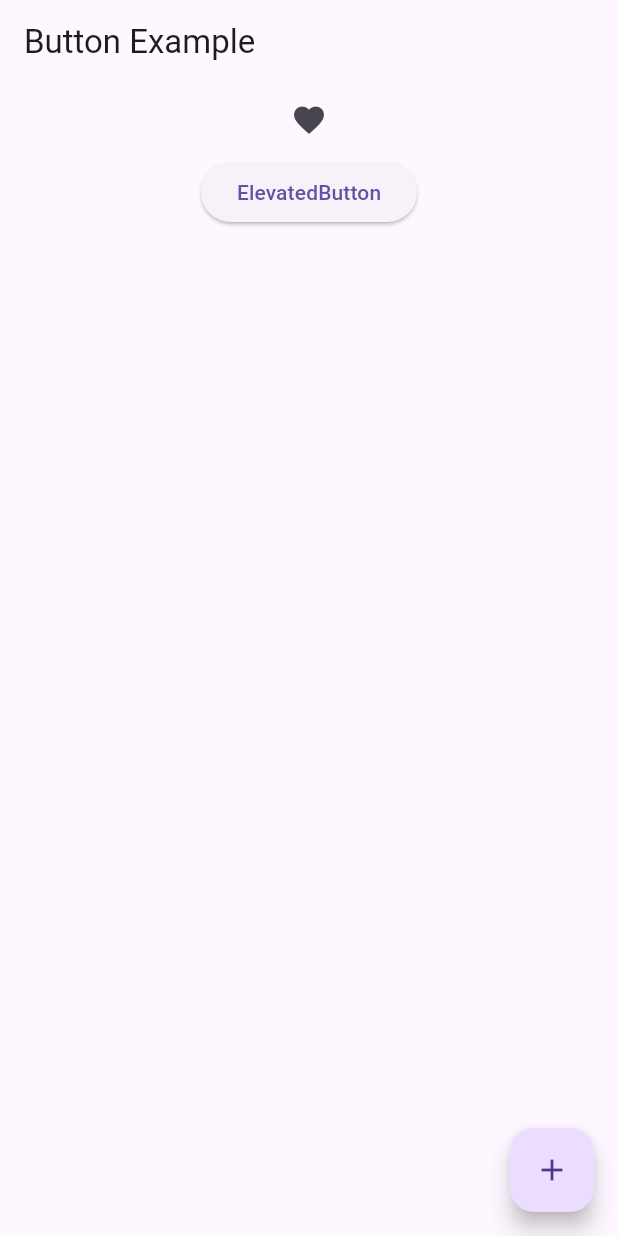
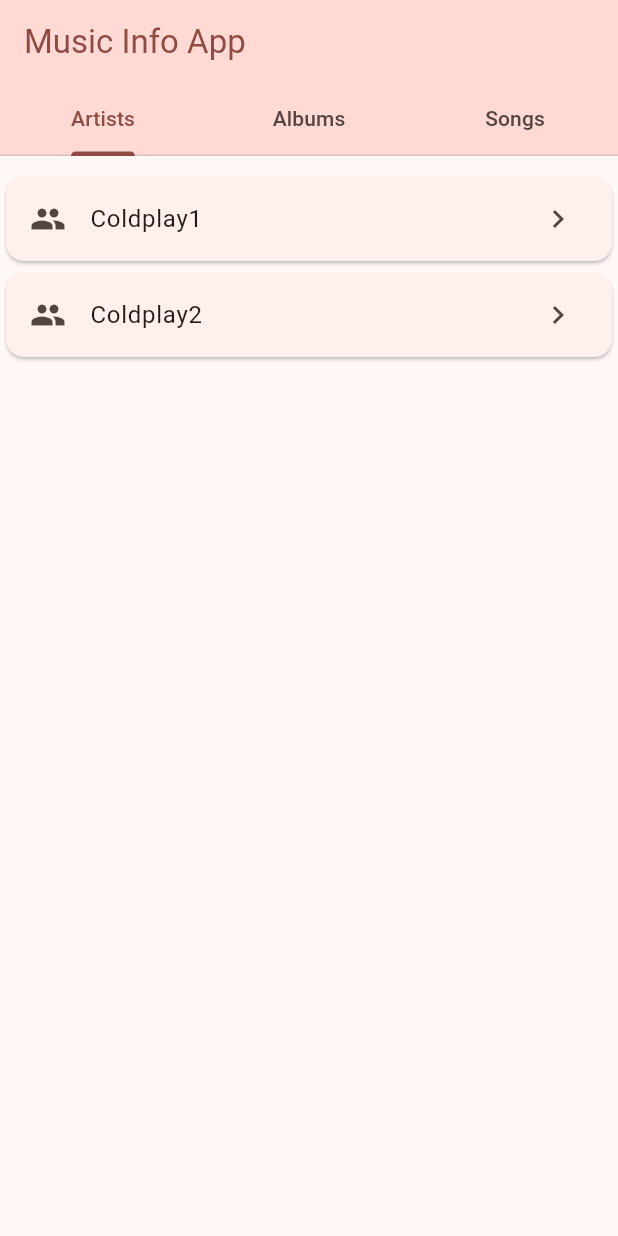
Before and after one commit to Chujer/WebStudy, a Flutter app: the screen it shows after launch, on a phone screen of 412 x 824 dp. Run offline on Flutter 3.47's test engine with Material 3 defaults, Android fonts, the light colour scheme and no system bars.

Commit message:
2025.12.02 : MusicInfo 화면구성 예제

```diff
--- a/Flutter/lib/main.dart
+++ b/Flutter/lib/main.dart
@@ -10,30 +10,111 @@
   @override
   Widget build(BuildContext context) {
     return MaterialApp(
-      home: Scaffold(
-        appBar: AppBar(title: Text('Button Example'),),
-        body: Center(
-          child: Column(
-            children: [
-              IconButton(
-                onPressed: (){
-                  print('IconButton');
-                },
-                icon: Icon(Icons.favorite),
-              ),
-              ElevatedButton(
-                  onPressed: (){
-                print('ElevateButton');
-              },
-                  child: Text('ElevatedButton')),
-            ],
-          ),
+      debugShowCheckedModeBanner: false,
+      theme: ThemeData(
+        useMaterial3: true,
+        colorScheme: ColorScheme.fromSeed(seedColor: Colors.red)
+      ),
+      home: MyHomePage(),
+    );
+  }
+}
+
+class MyHomePage extends StatefulWidget {
+  const MyHomePage({super.key});
+
+  @override
+  State<MyHomePage> createState() => _MyHomePageState();
+}
+
+class _MyHomePageState extends State<MyHomePage> with SingleTickerProviderStateMixin {
+  late TabController _controller;
+
+  @override
+  void initState() {
+    // TODO: implement initState
+    super.initState();
+    _controller = TabController(length: 3, vsync: this);
+  }
+
+  @override
+  void dispose() {
+    // TODO: implement dispose
+    _controller.dispose();
+    super.dispose();
+  }
+
+  @override
+  Widget build(BuildContext context) {
+    return Scaffold(
+      appBar: AppBar(
+        title: Text('Music Info App',
+          style: TextStyle(color: Theme
+              .of(context)
+              .colorScheme
+              .primary),
         ),
-        floatingActionButton: FloatingActionButton(
-          onPressed: (){
-            print('FloatingActionButton');
-          },
-          child: Icon(Icons.add),
+        bottom: TabBar(
+          controller: _controller,
+          tabs: [
+            Tab(text: 'Artists',),
+            Tab(text: 'Albums',),
+            Tab(text: 'Songs',),
+          ],
+        ),
+        backgroundColor: Theme.of(context).colorScheme.primaryContainer,
+      ),
+      body: Padding(
+        padding: EdgeInsets.symmetric(vertical: 10),
+        child: TabBarView(
+          controller: _controller,
+          children: [
+            TabContent(
+              title : 'Altist',
+              items : [
+                ContentItem(
+                    name : 'Coldplay1',
+                    icon:Icons.group,
+                    description : 'ColdPlay is a British rock band that was formed in London in 1996'
+                ),
+                ContentItem(
+                    name : 'Coldplay2',
+                    icon:Icons.group,
+                    description : 'ColdPlay is a British rock band that was formed in London in 1996'
+                ),
+              ],
+            ),
+            TabContent(
+              title : 'Album',
+              items : [
+                ContentItem(
+                    name : 'Parachutes1',
+                    icon:Icons.album,
+                    description : 'Parachutes is the debut studio album by British rock band'
+                ),
+                ContentItem(
+                    name : 'Parachutes2',
+                    icon:Icons.album,
+                    description : 'Parachutes is the debut studio album by British rock band'
+                ),
+              ],
+            ),
+            TabContent(
+              title : 'Song',
+              items : [
+                ContentItem(
+                    name : 'Yellow1',
+                    icon:Icons.music_note,
+                    description : 'Yellow is a song by British rock band Coldplay.'
+                ),
+                ContentItem(
+                    name : 'Yellow2',
+                    icon:Icons.music_note,
+                    description : 'Yellow is a song by British rock band Coldplay.'
+                ),
+              ],
+            ),
+          ],
         ),
       ),
     );
@@ -41,96 +122,38 @@
 }
 
 
-// class MyApp extends StatelessWidget {
-//   const MyApp({super.key});
-//
-//   @override
-//   Widget build(BuildContext context) {
-//     return MaterialApp(home: MyHomePage(),);
-//   }
-// }
-//
-// class MyHomePage extends StatefulWidget {
-//   const MyHomePage({super.key});
-//
-//   @override
-//   State<MyHomePage> createState() => _MyHomePageState();
-// }
-//
-// class _MyHomePageState extends State<MyHomePage> {
-//   @override
-//   double _top = 0;
-//   String _dragStatus = 'Drag the text verticall';
-//
-//   void _onVerticalDragStart(DragStartDetails details){
-//     setState(() {
-//       _dragStatus = 'Vertical drag started';
-//       _top = details.globalPosition.dy;
-//     });
-//   }
-//   void _onVerticalDragUpdate(DragUpdateDetails details){
-//     setState(() {
-//       _top += details.delta.dy;
-//
-//     });
-//   }
-//
-//   Widget build(BuildContext context) {
-//     return Scaffold(
-//       body: GestureDetector(
-//         onVerticalDragStart: _onVerticalDragStart,
-//         onVerticalDragUpdate: _onVerticalDragUpdate,
-//         child: Container(
-//           child: Stack(
-//             children: [
-//               Positioned(
-//                 top: _top,
-//                 child: Text(_dragStatus),
-//               )
-//             ],
-//           )
-//         ),
-//       ),
-//     );
-//   }
-// }
+class TabContent extends StatelessWidget {
+  final String title;
+  final List<ContentItem> items;
 
+  const TabContent({super.key,
+    required this.title,
+    required this.items
+  });
 
-// class MyApp extends StatelessWidget {
-//   const MyApp({super.key});
-//
-//   @override
-//   Widget build(BuildContext context) {
-//     return MaterialApp(
-//       title: 'Gesture Demo',
-//       home: MyHomePage(),
-//     );
-//   }
-// }
-//
-// class MyHomePage extends StatelessWidget {
-//   const MyHomePage({super.key});
-//
-//   @override
-//   Widget build(BuildContext context) {
-//     return Scaffold(
-//       appBar: AppBar(
-//         title: Text('Gesture Demo'),
-//       ),
-//       body: GestureDetector(
-//         onTap: (){
-//           print('Screen tapped');
-//         },
-//         child: Container(
-//           color: Colors.white,
-//           child: Center(
-//             child: Text(
-//               'Tap anywhere on the screen',
-//               style: TextStyle(fontSize: 24),
-//             ),
-//           ),
-//         ),
-//       ),
-//     );
-//   }
-// }
+  @override
+  Widget build(BuildContext context) {
+    return ListView.builder(
+      itemCount: items.length,
+      itemBuilder : (context, index){
+        return Card(
+          child: Container(
+            child: ListTile(
+              leading: Icon(items[index].icon),
+              title: Text(items[index].name),
+              trailing: Icon(Icons.chevron_right),
+            ),
+          ),
+        );
+      }
+    );
+  }
+}
+
+class ContentItem{
+  final String name;
+  final IconData icon;
+  final String description;
+
+  ContentItem({required this.name, required this.icon, required this.description});
+}
```
